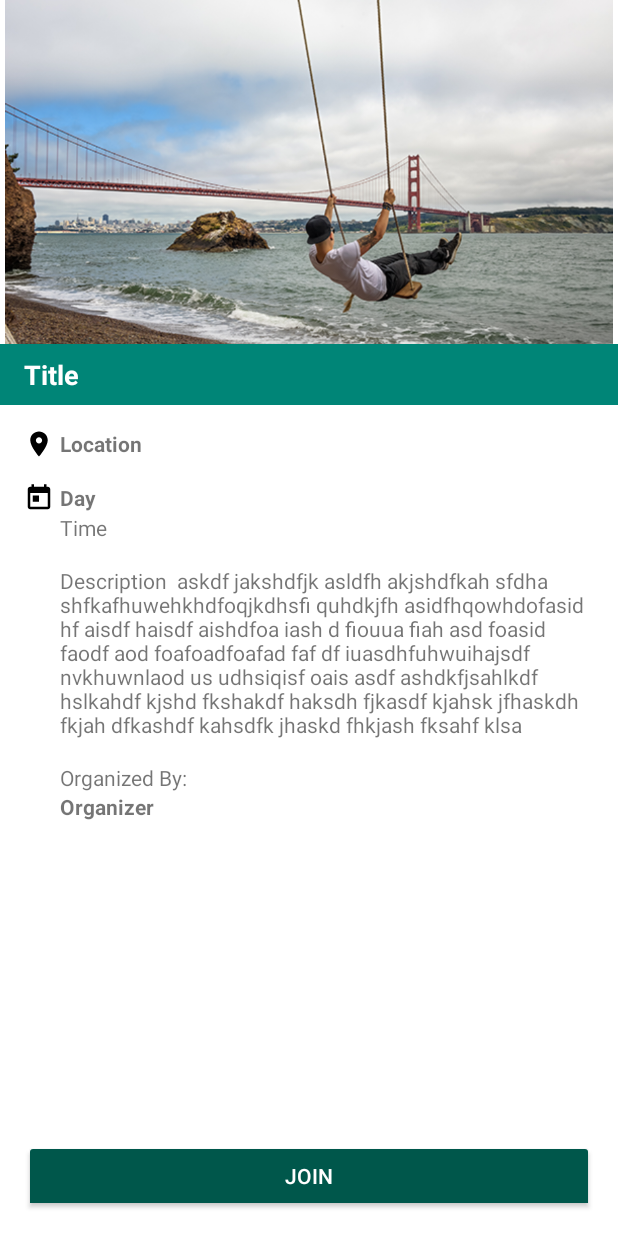
After one commit to DhruvilBParikh/Venture, an Android app: the layout fragment_event.xml on its own in the app's theme, with its tools: preview values and no code run, on a phone screen of 412 x 824 dp. The commit adds this screen. Run offline under Robolectric (Android 15) with nearby library versions, the phone set to English and light mode, and no system bars.

Commit message:
Event Fragment Layout Partially Updated

```diff
--- /dev/null
+++ b/app/src/main/java/com/example/venture/Fragments/event/EventFragment.java
@@ -0,0 +1,36 @@
+package com.example.venture.Fragments.event;
+
+import android.os.Bundle;
+
+import androidx.fragment.app.Fragment;
+
+import android.util.Log;
+import android.view.LayoutInflater;
+import android.view.View;
+import android.view.ViewGroup;
+
+import com.example.venture.R;
+
+/**
+ * A simple {@link Fragment} subclass.
+ */
+public class EventFragment extends Fragment {
+
+    private static final String TAG = "EventFragment";
+
+    private String id;
+
+    public EventFragment(String id) {
+        // Required empty public constructor
+        this.id = id;
+    }
+
+
+    @Override
+    public View onCreateView(LayoutInflater inflater, ViewGroup container,
+                             Bundle savedInstanceState) {
+        View view = inflater.inflate(R.layout.fragment_event, container, false);
+        Log.d(TAG, "onCreateView: show event with id: " + id);
+        return view;
+    }
+}
--- a/app/src/main/java/com/example/venture/Fragments/explore/ExploreMapFragment.java
+++ b/app/src/main/java/com/example/venture/Fragments/explore/ExploreMapFragment.java
@@ -17,6 +17,7 @@ import android.view.View;
 import android.view.ViewGroup;
 import android.widget.Toast;
 
+import com.example.venture.MainActivity;
 import com.example.venture.R;
 import com.example.venture.models.Event;
 import com.example.venture.viewmodels.explore.ExploreMapFragmentViewModel;
@@ -70,7 +71,6 @@ public class ExploreMapFragment extends Fragment implements OnMapReadyCallback,
         getDeviceLocation();
         initData();
         mMap.setOnInfoWindowClickListener(this);
-//        autoSearch();
     }
 
     private void getLocationPermission(){
@@ -131,6 +131,7 @@ public class ExploreMapFragment extends Fragment implements OnMapReadyCallback,
                             curLongitude = currentLocation.getLongitude();
                             moveCamera(new LatLng(currentLocation.getLatitude(), currentLocation.getLongitude()),
                                     DEFAULT_ZOOM);
+                            addEventMarker("", new LatLng(curLatitude, curLongitude), CURRENT_LOCATION, "");
                         }else{
                             Log.d(TAG, "onComplete: current location is null");
                             toastNotification(getResources().getString(R.string.geolocateError));
@@ -150,23 +151,23 @@ public class ExploreMapFragment extends Fragment implements OnMapReadyCallback,
     }
 
     public void initData() {
+        Log.d(TAG, "initData: initializing map data");
         exploreMapFragmentViewModel = ExploreMapFragmentViewModel.getInstance();
         exploreMapFragmentViewModel.init();
         exploreMapFragmentViewModel.getEvents().observe(getViewLifecycleOwner(), new Observer<List<Event>>() {
             @Override
             public void onChanged(List<Event> events) {
                 Log.d(TAG, "onChanged: " + events.toString());
+                mMap.clear();
                 setMarkers(events);
             }
         });
-
     }
 
     public void setMarkers(List<Event> events){
-        mMap.clear();
         // add current location marker
-        addEventMarker("", new LatLng(curLatitude, curLongitude), CURRENT_LOCATION, "");
-
+        if(curLatitude!=0.0 && curLongitude!=0.0)
+            addEventMarker("", new LatLng(curLatitude, curLongitude), CURRENT_LOCATION, "");
         // add events markers
         for(Event e: events) {
             Log.d(TAG, "setMarkers: "+ e.getId() + ", " + e.getTitle() +", "+ e.getLocation() +", "+ e.getLatitude()+", "+e.getLongitude());
@@ -175,7 +176,6 @@ public class ExploreMapFragment extends Fragment implements OnMapReadyCallback,
     }
 
     private void moveCamera(LatLng latLng, float zoom){
-        mMap.clear();
         Log.d(TAG, "moveCamera: moving the camera to: lat: " + latLng.latitude + ", lng: " + latLng.longitude );
         mMap.moveCamera(CameraUpdateFactory.newLatLngZoom(latLng, zoom));
     }
@@ -208,6 +208,7 @@ public class ExploreMapFragment extends Fragment implements OnMapReadyCallback,
     public void onInfoWindowClick(Marker marker) {
         if(marker.getTag()!=null) {
             Log.d(TAG, "onInfoWindowClick: open event with id: " + marker.getTag());
+            ((MainActivity)getActivity()).openEventFragment(marker.getTag().toString(), getTag());
         }
     }
 }
--- a/app/src/main/java/com/example/venture/MainActivity.java
+++ b/app/src/main/java/com/example/venture/MainActivity.java
@@ -12,6 +12,7 @@ import android.util.Log;
 import android.view.MenuItem;
 
 import com.example.venture.Fragments.addevent.AddEventFragment;
+import com.example.venture.Fragments.event.EventFragment;
 import com.example.venture.Fragments.explore.ExploreFragment;
 import com.example.venture.Fragments.history.HistoryFragment;
 import com.example.venture.Fragments.loginSignup.LoginSignupFragment;
@@ -155,6 +156,13 @@ public class MainActivity extends AppCompatActivity {
         transaction.commit();
     }
 
+    public void openEventFragment(String eventId, String tag) {
+        Log.d(TAG, "openEventFragment: opening event with id: " + eventId);
+        FragmentTransaction transaction = getSupportFragmentManager().beginTransaction();
+        transaction.replace(R.id.container, new EventFragment(eventId), tag);
+        transaction.commit();
+    }
+
     BottomNavigationView.OnNavigationItemSelectedListener navigationItemSelectedListener =
             new BottomNavigationView.OnNavigationItemSelectedListener() {
                 @Override
--- /dev/null
+++ b/app/src/main/res/drawable/ic_calendar.xml
@@ -0,0 +1,9 @@
+<vector xmlns:android="http://schemas.android.com/apk/res/android"
+        android:width="24dp"
+        android:height="24dp"
+        android:viewportWidth="24.0"
+        android:viewportHeight="24.0">
+    <path
+        android:fillColor="#FF000000"
+        android:pathData="M19,3h-1L18,1h-2v2L8,3L8,1L6,1v2L5,3c-1.11,0 -1.99,0.9 -1.99,2L3,19c0,1.1 0.89,2 2,2h14c1.1,0 2,-0.9 2,-2L21,5c0,-1.1 -0.9,-2 -2,-2zM19,19L5,19L5,8h14v11zM7,10h5v5L7,15z"/>
+</vector>
--- /dev/null
+++ b/app/src/main/res/drawable/ic_location.xml
@@ -0,0 +1,9 @@
+<vector xmlns:android="http://schemas.android.com/apk/res/android"
+        android:width="24dp"
+        android:height="24dp"
+        android:viewportWidth="24.0"
+        android:viewportHeight="24.0">
+    <path
+        android:fillColor="#FF000000"
+        android:pathData="M12,2C8.13,2 5,5.13 5,9c0,5.25 7,13 7,13s7,-7.75 7,-13c0,-3.87 -3.13,-7 -7,-7zM12,11.5c-1.38,0 -2.5,-1.12 -2.5,-2.5s1.12,-2.5 2.5,-2.5 2.5,1.12 2.5,2.5 -1.12,2.5 -2.5,2.5z"/>
+</vector>
--- /dev/null
+++ b/app/src/main/res/layout/fragment_event.xml
@@ -0,0 +1,144 @@
+<?xml version="1.0" encoding="utf-8"?>
+<LinearLayout
+    xmlns:android="http://schemas.android.com/apk/res/android"
+    xmlns:app="http://schemas.android.com/apk/res-auto"
+    xmlns:tools="http://schemas.android.com/tools"
+    android:layout_width="match_parent"
+    android:layout_height="match_parent"
+    tools:context=".Fragments.event.EventFragment"
+    android:orientation="vertical"
+    android:paddingBottom="16dp">
+
+    <RelativeLayout
+        android:layout_width="match_parent"
+        android:layout_height="wrap_content" >
+
+        <ImageView
+            android:layout_width="match_parent"
+            android:layout_height="270dp"
+            android:id="@+id/background_image"
+            android:layout_marginTop="0dp"
+            android:paddingTop="0dp"
+            android:src="@drawable/sf_trail"
+            app:layout_constraintTop_toTopOf="parent" />
+
+        <LinearLayout
+            android:layout_width="match_parent"
+            android:layout_height="wrap_content"
+            android:orientation="vertical"
+            android:background="@color/colorPrimary"
+            android:layout_alignBottom="@+id/background_image"
+            android:paddingLeft="16dp"
+            android:paddingTop="8dp"
+            android:paddingBottom="8dp">
+
+            <TextView
+                android:layout_width="match_parent"
+                android:layout_height="wrap_content"
+                android:text="Title"
+                android:textColor="@color/white"
+                android:textSize="18dp"
+                android:textStyle="bold"/>
+
+        </LinearLayout>
+
+    </RelativeLayout>
+
+    <LinearLayout
+        android:layout_width="match_parent"
+        android:layout_height="match_parent"
+        android:id="@+id/descriptionLayout"
+        android:layout_marginLeft="16dp"
+        android:layout_marginTop="16dp"
+        android:layout_marginRight="16dp"
+        android:orientation="vertical"
+        android:verticalScrollbarPosition="right">
+
+        <LinearLayout
+            android:layout_width="match_parent"
+            android:layout_height="wrap_content"
+            android:orientation="horizontal"
+            android:paddingBottom="16dp">
+
+            <ImageView
+                android:layout_width="20dp"
+                android:layout_height="20dp"
+                android:src="@drawable/ic_location" />
+
+            <TextView
+                android:layout_width="match_parent"
+                android:layout_height="wrap_content"
+                android:text="Location"
+                android:paddingLeft="4dp"
+                android:textStyle="bold"/>
+
+        </LinearLayout>
+
+        <LinearLayout
+            android:layout_width="match_parent"
+            android:layout_height="wrap_content"
+            android:orientation="horizontal">
+
+            <ImageView
+            android:layout_width="20dp"
+            android:layout_height="20dp"
+            android:src="@drawable/ic_calendar" />
+
+            <TextView
+                android:layout_width="match_parent"
+                android:layout_height="wrap_content"
+                android:text="Day"
+                android:paddingLeft="4dp"
+                android:textStyle="bold"/>
+
+        </LinearLayout>
+
+        <TextView
+            android:layout_width="match_parent"
+            android:layout_height="wrap_content"
+            android:text="Time"
+            android:paddingLeft="24dp"
+            android:paddingBottom="16dp"/>
+
+        <TextView
+            android:layout_width="match_parent"
+            android:layout_height="wrap_content"
+            android:text="Description  askdf jakshdfjk asldfh akjshdfkah sfdha shfkafhuwehkhdfoqjkdhsfi quhdkjfh asidfhqowhdofasid hf aisdf haisdf aishdfoa iash d fiouua fiah asd foasid faodf aod foafoadfoafad faf df iuasdhfuhwuihajsdf nvkhuwnlaod us udhsiqisf oais asdf ashdkfjsahlkdf hslkahdf kjshd fkshakdf haksdh fjkasdf kjahsk jfhaskdh fkjah dfkashdf kahsdfk jhaskd fhkjash fksahf klsa"
+            android:paddingLeft="24dp"
+            android:paddingBottom="16dp"/>
+
+        <TextView
+            android:layout_width="match_parent"
+            android:layout_height="wrap_content"
+            android:text="Organized By: "
+            android:paddingLeft="24dp"/>
+
+        <TextView
+            android:layout_width="match_parent"
+            android:layout_height="wrap_content"
+            android:text="Organizer"
+            android:paddingLeft="24dp"
+            android:textStyle="bold"
+            android:paddingBottom="16dp"/>
+
+        <androidx.constraintlayout.widget.ConstraintLayout
+            android:layout_width="match_parent"
+            android:layout_height="match_parent"
+            android:id="@+id/buttonLayout">
+
+            <ToggleButton
+                android:layout_width="match_parent"
+                android:layout_height="wrap_content"
+                android:layout_alignBottom="@+id/buttonLayout"
+                android:backgroundTint="@color/colorPrimaryDark"
+                android:textColor="@color/white"
+                android:textOff="JOIN"
+                android:textOn="GOING"
+                app:layout_constraintBottom_toBottomOf="parent" />
+
+        </androidx.constraintlayout.widget.ConstraintLayout>
+
+    </LinearLayout>
+
+
+</LinearLayout>
```
